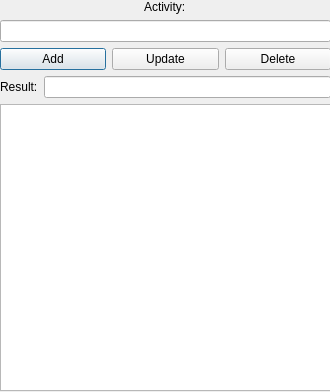
Above: UI_RAW/Activities.ui from GreenBeanio/Kimberly-s-Delicious-Dozen-Tracker before the change. Below: the same form after it.
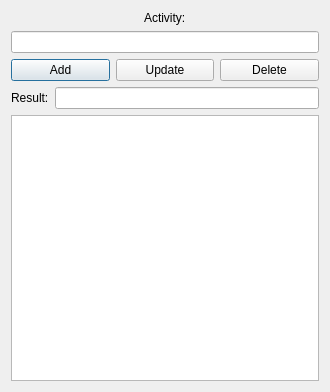
That is the form after the change.

Commit message: Better Layouts

```diff
--- a/UI_RAW/Activities.ui
+++ b/UI_RAW/Activities.ui
@@ -13,15 +13,8 @@
   <property name="windowTitle">
    <string>Activities</string>
   </property>
-  <widget class="QWidget" name="verticalLayoutWidget_3">
-   <property name="geometry">
-    <rect>
-     <x>0</x>
-     <y>0</y>
-     <width>331</width>
-     <height>391</height>
-    </rect>
-   </property>
+  <layout class="QGridLayout" name="gridLayout">
+   <item row="0" column="0">
    <layout class="QVBoxLayout" name="MainLayout" stretch="0,0,3">
     <item>
      <layout class="QVBoxLayout" name="ActivityLayout" stretch="0,0">
@@ -94,7 +87,8 @@
      <widget class="QTableView" name="ActivityTable"/>
     </item>
    </layout>
-  </widget>
+   </item>
+  </layout>
  </widget>
  <tabstops>
   <tabstop>ActivityText</tabstop>
```
Lines whose indentation alone changed are shown as unchanged. The commit also changes 13 other files.
